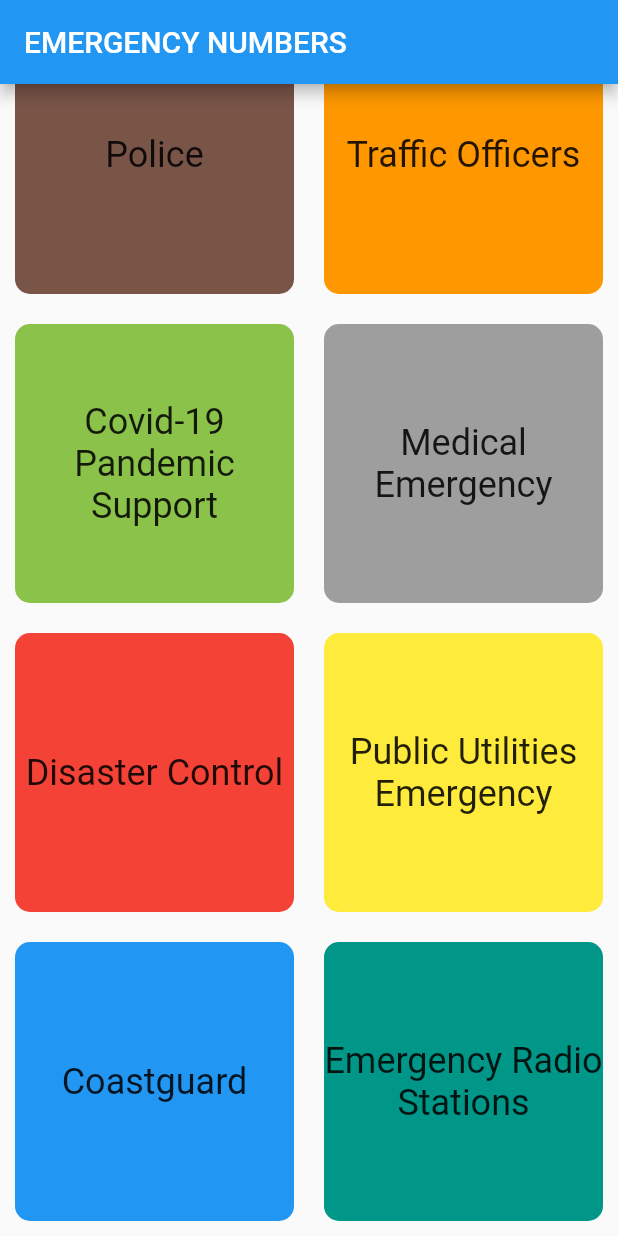
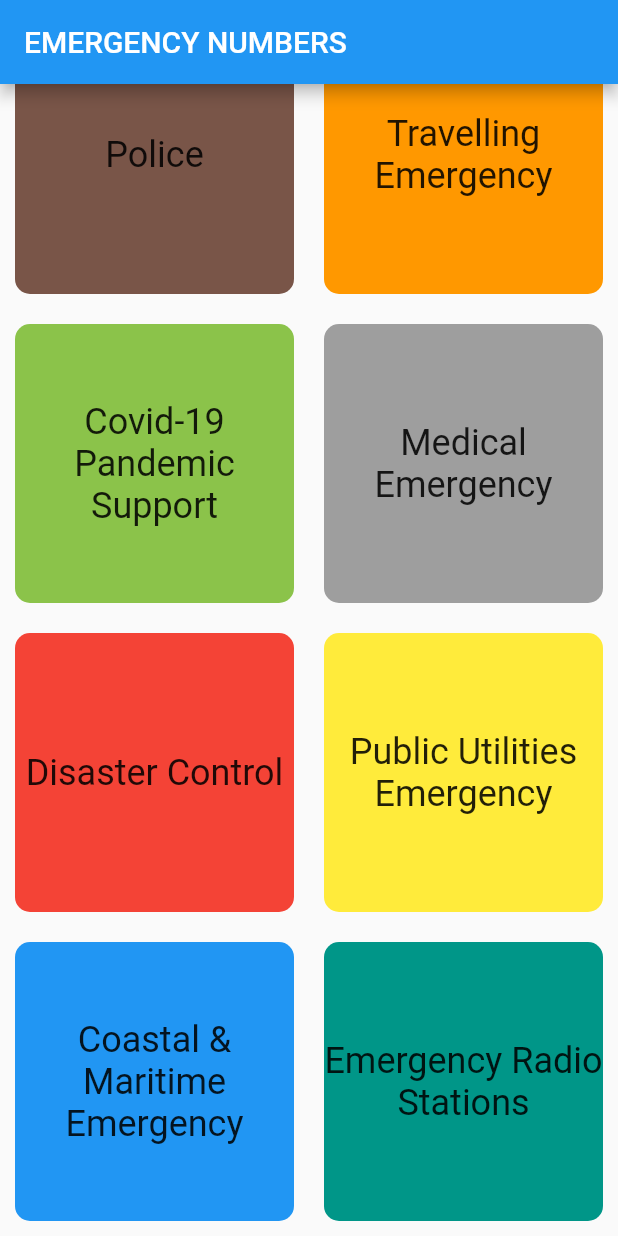
Before and after one commit to taextreme/mobile-app-dev-project1, a Flutter app: the screen it shows after launch, scrolled down 56 dp, on a phone screen of 412 x 824 dp. Run offline on Flutter 3.47's test engine with Material 2 defaults, Android fonts, the phone set to English and light mode, and no system bars.

Commit message:
Update naming in home screen

```diff
--- a/lib/screen/home_screen.dart
+++ b/lib/screen/home_screen.dart
@@ -40,7 +40,7 @@ class _HomeScreenState extends State<HomeScreen> {
               theChild: const Align(
                 alignment: Alignment.center,
                 child: Text(
-                  'Traffic Officers',
+                  'Travelling Emergency',
                   style: TextStyle(fontSize: 24),
                   textAlign: TextAlign.center,
                 ),
@@ -106,7 +106,7 @@ class _HomeScreenState extends State<HomeScreen> {
               theChild: const Align(
                 alignment: Alignment.center,
                 child: Text(
-                  'Coastguard',
+                  'Coastal & Maritime Emergency',
                   style: TextStyle(fontSize: 24),
                   textAlign: TextAlign.center,
                 ),
```
